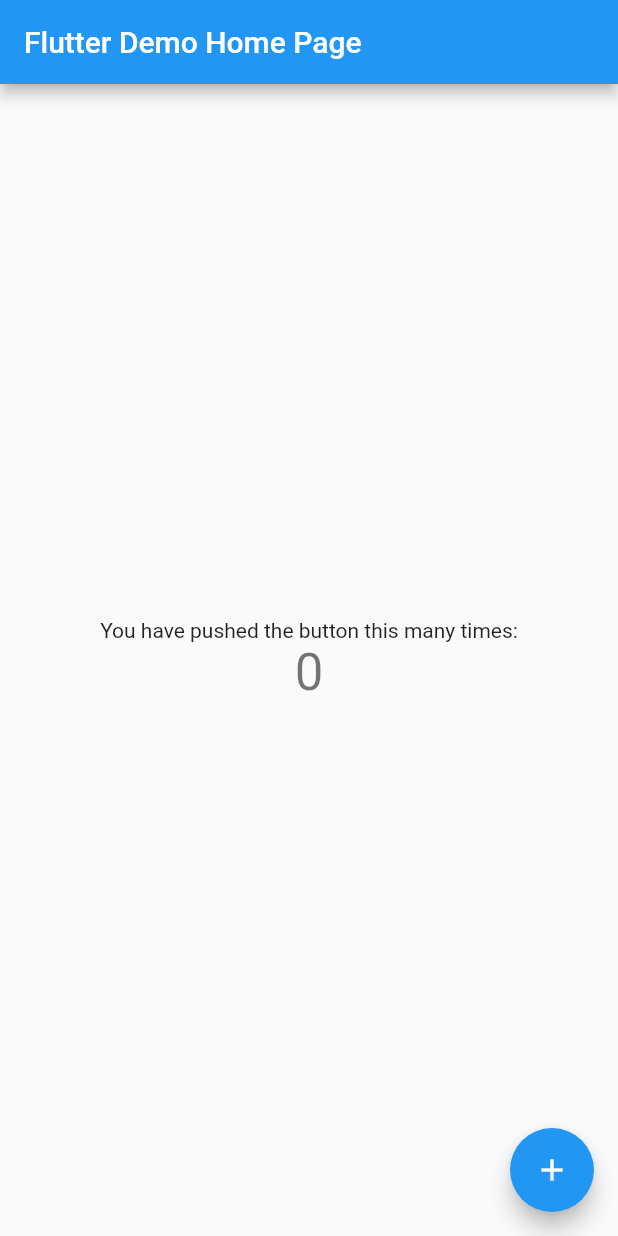
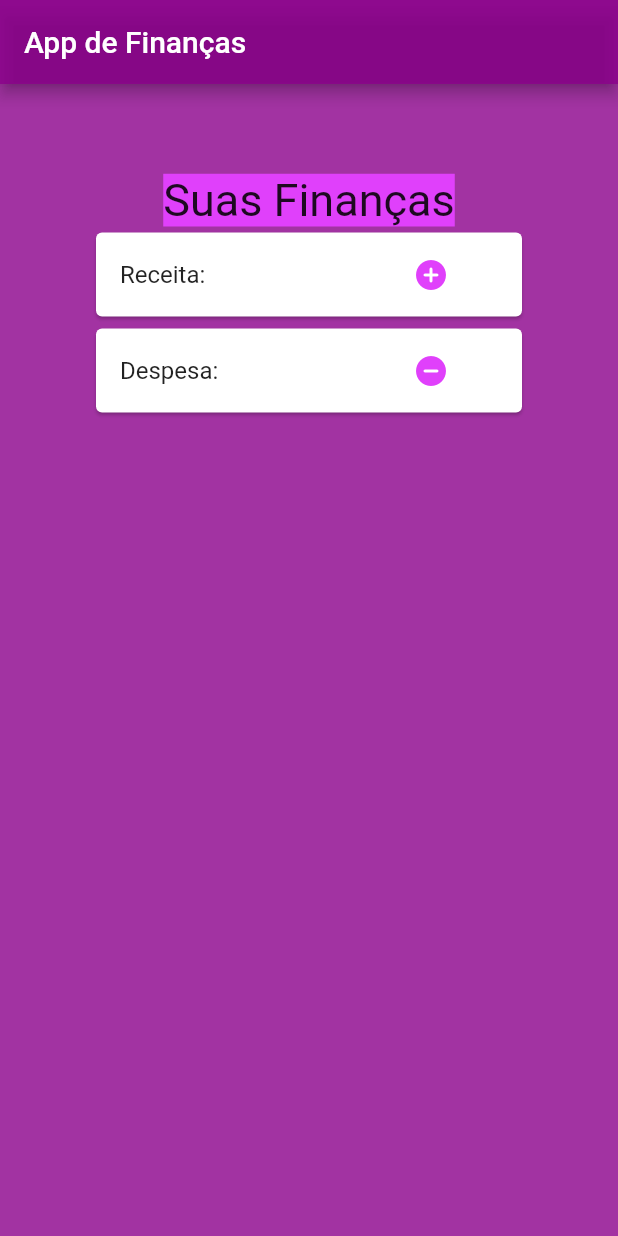
Before and after one commit to IgorLuigi/ProjetoFinanceiroPSA, a Flutter app: the screen it shows after launch, on a phone screen of 412 x 824 dp. Run offline on Flutter 3.47's test engine with Material 2 defaults, Android fonts, the phone set to English and light mode, and no system bars.

Commit message:
Alteração no projeto - Tela Home

```diff
--- /dev/null
+++ b/lib/app/my_app.dart
@@ -0,0 +1,28 @@
+import 'package:flutter/material.dart';
+import '../app/view/home.dart';
+
+class MyApp extends StatelessWidget {
+  static const HOME = '/';
+  static const RECEITA_LIST = 'receita-widget-list';
+  static const DESPESA_LIST = 'despesa-widget-list';
+
+  @override
+  Widget build(BuildContext context) {
+    return MaterialApp(
+      title: 'Flutter Demo',
+      debugShowCheckedModeBanner: false,
+      theme: ThemeData(
+        primarySwatch: Colors.blue,
+      ),
+      routes: {
+        HOME: (context) => const Home(),
+        //RECEITA_FORM: (context) => ReceitaWidgetForm(),
+        //RECEITA_LIST: (context) => ReceitaWidgetList(),
+        // DESPESA_FORM: (context) => DespesaWidgetForm(),
+        //DESPESA_LIST: (context) => DespesaWidgetList(),
+        //RECEITA_DETAILS: (context) => ReceitaDetails(),
+        //DESPESA_DETAILS: (context) => DespesaDetails()
+      },
+    );
+  }
+}
--- /dev/null
+++ b/lib/app/view/home.dart
@@ -0,0 +1,86 @@
+import 'package:flutter/material.dart';
+
+import '../my_app.dart';
+
+class Home extends StatefulWidget {
+  const Home({key}) : super(key: key);
+
+  @override
+  _HomeState createState() => _HomeState();
+}
+
+class _HomeState extends State<Home> {
+  @override
+  Widget build(BuildContext context) {
+    return LayoutBuilder(
+      builder: (BuildContext context, BoxConstraints constraints) {
+        var width = constraints.biggest.width;
+
+        return Scaffold(
+          backgroundColor: const Color.fromRGBO(139, 0, 139, 0.8),
+          appBar: AppBar(
+            //backgroundColor: Colors.purpleAccent,
+            backgroundColor: const Color.fromRGBO(139, 0, 139, 0.8),
+            title: const Text('App de Finanças'),
+            // actions: [
+            //   IconButton(
+            //     icon: Icon(Icons.add_circle_rounded),
+            //     onPressed: (){
+            //       Navigator.of(context).pushNamed(MyApp.RECEITA_LIST);
+            //     }
+            //   ),
+            //   IconButton(
+            //     icon: Icon(Icons.remove_circle_rounded),
+            //     onPressed: (){
+            //       Navigator.of(context).pushNamed(MyApp.DESPESA_LIST);
+            //     }
+            //   )
+            // ],
+          ),
+          body: ListView(
+            padding: const EdgeInsets.all(60),
+            children: [
+              const Center(
+                child: Text(
+                  'Suas Finanças',
+                  style: TextStyle(
+                      fontSize: 30, backgroundColor: Colors.purpleAccent),
+                ),
+              ),
+              Card(
+                child: ListTile(
+                    title: const Text('Receita:'),
+                    trailing: Container(
+                        width: width / 6,
+                        child: Row(children: [
+                          IconButton(
+                              color: Colors.purpleAccent,
+                              icon: const Icon(Icons.add_circle_rounded),
+                              onPressed: () {
+                                Navigator.of(context)
+                                    .pushNamed(MyApp.RECEITA_LIST);
+                              })
+                        ]))),
+              ),
+              Card(
+                child: ListTile(
+                    title: const Text('Despesa:'),
+                    trailing: Container(
+                        width: width / 6,
+                        child: Row(children: [
+                          IconButton(
+                              color: Colors.purpleAccent,
+                              icon: const Icon(Icons.remove_circle_rounded),
+                              onPressed: () {
+                                Navigator.of(context)
+                                    .pushNamed(MyApp.DESPESA_LIST);
+                              })
+                        ]))),
+              ),
+            ],
+          ),
+        );
+      },
+    );
+  }
+}
--- a/lib/main.dart
+++ b/lib/main.dart
@@ -1,115 +1,7 @@
 import 'package:flutter/material.dart';
 
-void main() {
-  runApp(const MyApp());
+import 'app/my_app.dart';
+
+void main() async {
+  runApp(MyApp());
 }
-
-class MyApp extends StatelessWidget {
-  const MyApp({Key? key}) : super(key: key);
-
-  // This widget is the root of your application.
-  @override
-  Widget build(BuildContext context) {
-    return MaterialApp(
-      title: 'Flutter Demo',
-      theme: ThemeData(
-        // This is the theme of your application.
-        //
-        // Try running your application with "flutter run". You'll see the
-        // application has a blue toolbar. Then, without quitting the app, try
-        // changing the primarySwatch below to Colors.green and then invoke
-        // "hot reload" (press "r" in the console where you ran "flutter run",
-        // or simply save your changes to "hot reload" in a Flutter IDE).
-        // Notice that the counter didn't reset back to zero; the application
-        // is not restarted.
-        primarySwatch: Colors.blue,
-      ),
-      home: const MyHomePage(title: 'Flutter Demo Home Page'),
-    );
-  }
-}
-
-class MyHomePage extends StatefulWidget {
-  const MyHomePage({Key? key, required this.title}) : super(key: key);
-
-  // This widget is the home page of your application. It is stateful, meaning
-  // that it has a State object (defined below) that contains fields that affect
-  // how it looks.
-
-  // This class is the configuration for the state. It holds the values (in this
-  // case the title) provided by the parent (in this case the App widget) and
-  // used by the build method of the State. Fields in a Widget subclass are
-  // always marked "final".
-
-  final String title;
-
-  @override
-  State<MyHomePage> createState() => _MyHomePageState();
-}
-
-class _MyHomePageState extends State<MyHomePage> {
-  int _counter = 0;
-
-  void _incrementCounter() {
-    setState(() {
-      // This call to setState tells the Flutter framework that something has
-      // changed in this State, which causes it to rerun the build method below
-      // so that the display can reflect the updated values. If we changed
-      // _counter without calling setState(), then the build method would not be
-      // called again, and so nothing would appear to happen.
-      _counter++;
-    });
-  }
-
-  @override
-  Widget build(BuildContext context) {
-    // This method is rerun every time setState is called, for instance as done
-    // by the _incrementCounter method above.
-    //
-    // The Flutter framework has been optimized to make rerunning build methods
-    // fast, so that you can just rebuild anything that needs updating rather
-    // than having to individually change instances of widgets.
-    return Scaffold(
-      appBar: AppBar(
-        // Here we take the value from the MyHomePage object that was created by
-        // the App.build method, and use it to set our appbar title.
-        title: Text(widget.title),
-      ),
-      body: Center(
-        // Center is a layout widget. It takes a single child and positions it
-        // in the middle of the parent.
-        child: Column(
-          // Column is also a layout widget. It takes a list of children and
-          // arranges them vertically. By default, it sizes itself to fit its
-          // children horizontally, and tries to be as tall as its parent.
-          //
-          // Invoke "debug painting" (press "p" in the console, choose the
-          // "Toggle Debug Paint" action from the Flutter Inspector in Android
-          // Studio, or the "Toggle Debug Paint" command in Visual Studio Code)
-          // to see the wireframe for each widget.
-          //
-          // Column has various properties to control how it sizes itself and
-          // how it positions its children. Here we use mainAxisAlignment to
-          // center the children vertically; the main axis here is the vertical
-          // axis because Columns are vertical (the cross axis would be
-          // horizontal).
-          mainAxisAlignment: MainAxisAlignment.center,
-          children: <Widget>[
-            const Text(
-              'You have pushed the button this many times:',
-            ),
-            Text(
-              '$_counter',
-              style: Theme.of(context).textTheme.headline4,
-            ),
-          ],
-        ),
-      ),
-      floatingActionButton: FloatingActionButton(
-        onPressed: _incrementCounter,
-        tooltip: 'Increment',
-        child: const Icon(Icons.add),
-      ), // This trailing comma makes auto-formatting nicer for build methods.
-    );
-  }
-}
```
Also changed, not shown: pubspec.lock, 1 other file.
